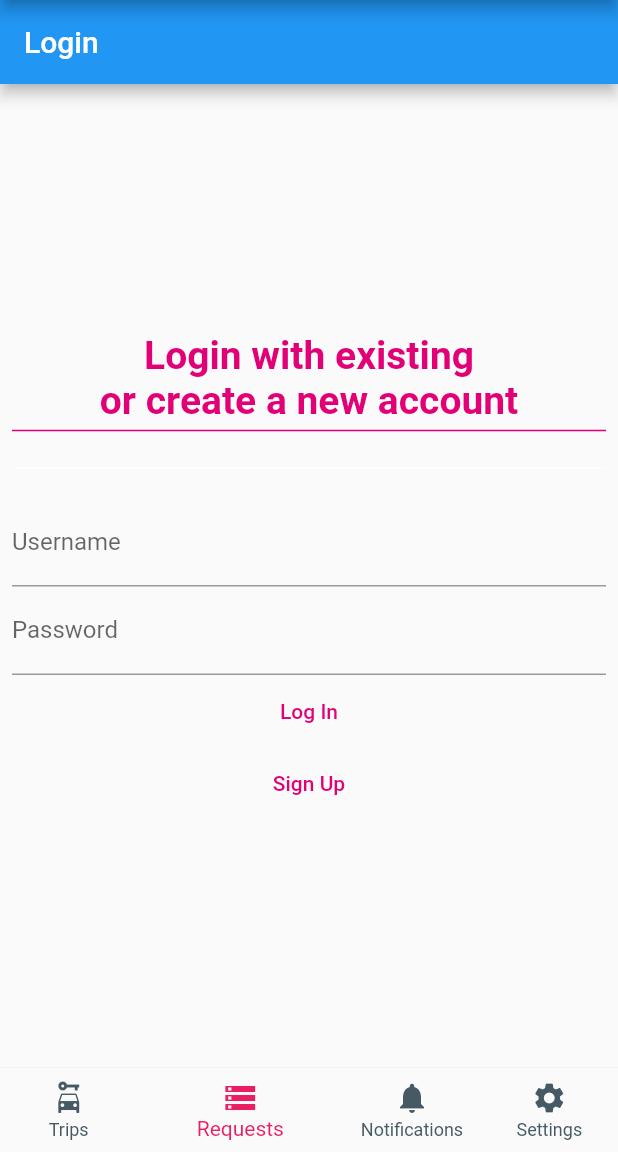
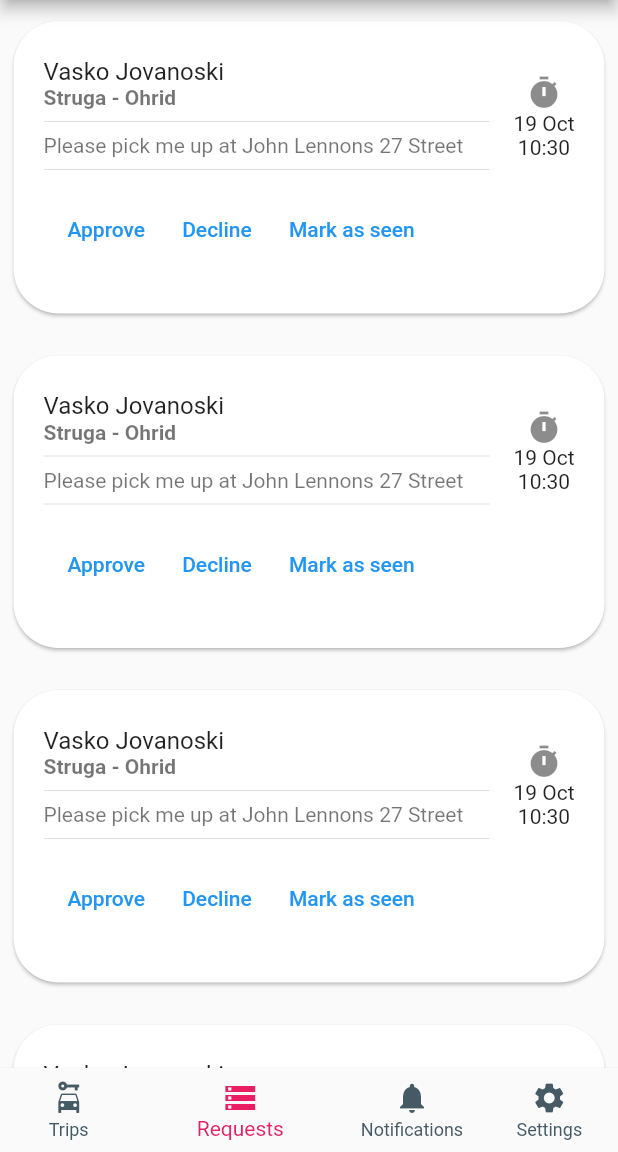
Before and after one commit to Vacika/najdiprevoz-flutter, a Flutter app: the screen it shows after launch, item 2 of the bottom bar chosen, on a phone screen of 412 x 824 dp, the part 84-1236 px from its top. Run offline on Flutter 3.47's test engine with Material 2 defaults, Android fonts, the phone set to English and light mode, and no system bars; our stand-ins replace flutter_secure_storage, numberpicker; generated files the repository leaves out were written again; Roboto replaces fonts that are missing (Georgia); key blocks and very long unbroken strings in the code were emptied for the run.

Commit message:
Reservation screen

```diff
--- a/lib/screens/home.screen.dart
+++ b/lib/screens/home.screen.dart
@@ -1,6 +1,6 @@
 import 'package:flutter/material.dart';
-import 'package:mobile_najdiprevoz/screens/login.screen.dart';
 import 'package:mobile_najdiprevoz/screens/notifications.screen.dart';
+import 'package:mobile_najdiprevoz/screens/requests.screen.dart';
 import 'package:mobile_najdiprevoz/screens/settings.screen.dart';
 import 'package:mobile_najdiprevoz/screens/trip-listing.screen.dart';
 
@@ -25,7 +25,7 @@ class HomeScreenState extends State<HomeScreen> {
       TextStyle(fontSize: 30, fontWeight: FontWeight.bold);
   List<Widget> screens = <Widget>[
     TripListingScreen(),
-    LoginScreen(),
+    ReservationRequestsScreenWidget(),
     NotificationsScreenWidget(),
     SettingScreen(),
   ];
--- /dev/null
+++ b/lib/screens/requests.screen.dart
@@ -0,0 +1,160 @@
+import 'package:flutter/cupertino.dart';
+import 'package:flutter/material.dart';
+import 'package:mobile_najdiprevoz/interfaces/reservation-request-full-response.dart';
+import 'package:mobile_najdiprevoz/shared-widgets/trip-card.dart';
+
+var MOCK_REQUESTS = <ReservationRequestFullResponse>[
+  new ReservationRequestFullResponse(
+      1,
+      'Vasko Jovanoski',
+      1,
+      ['Approve', 'Decline', 'Mark as seen'],
+      'Struga',
+      'Ohrid',
+      DateTime.now(),
+      'Doesnt Matter',
+      'PENDING',
+      'Please pick me up at John Lennons 27 Street',
+      1,
+      'ACTIVE'),
+  new ReservationRequestFullResponse(
+      1,
+      'Vasko Jovanoski',
+      1,
+      ['Approve', 'Decline', 'Mark as seen'],
+      'Struga',
+      'Ohrid',
+      DateTime.now(),
+      'Doesnt Matter',
+      'PENDING',
+      'Please pick me up at John Lennons 27 Street',
+      1,
+      'ACTIVE'),
+  new ReservationRequestFullResponse(
+      1,
+      'Vasko Jovanoski',
+      1,
+      ['Approve', 'Decline', 'Mark as seen'],
+      'Struga',
+      'Ohrid',
+      DateTime.now(),
+      'Doesnt Matter',
+      'PENDING',
+      'Please pick me up at John Lennons 27 Street',
+      1,
+      'ACTIVE'),
+  new ReservationRequestFullResponse(
+      1,
+      'Vasko Jovanoski',
+      1,
+      ['Approve', 'Decline', 'Mark as seen'],
+      'Struga',
+      'Ohrid',
+      DateTime.now(),
+      'Doesnt Matter',
+      'PENDING',
+      'Please pick me up at John Lennons 27 Street',
+      1,
+      'ACTIVE'),
+  new ReservationRequestFullResponse(
+      1,
+      'Vasko Jovanoski',
+      1,
+      ['Approve', 'Decline', 'Mark as seen'],
+      'Struga',
+      'Ohrid',
+      DateTime.now(),
+      'Doesnt Matter',
+      'PENDING',
+      'Please pick me up at John Lennons 27 Street',
+      1,
+      'ACTIVE')
+];
+
+class ReservationRequestsScreenWidget extends StatefulWidget {
+  @override
+  State<StatefulWidget> createState() {
+    // TODO: implement createState
+    return ReservationRequestsScreenStateWidget();
+  }
+}
+
+class ReservationRequestsScreenStateWidget
+    extends State<ReservationRequestsScreenWidget> {
+  List<ReservationRequestFullResponse> reservations = MOCK_REQUESTS;
+
+  @override
+  Widget build(BuildContext context) {
+    return Scaffold(
+        body: ListView(
+      children: reservations.map((e) => getReservationCard(e)).toList(),
+    ));
+  }
+
+  Widget getReservationCard(ReservationRequestFullResponse req) {
+    return Center(
+        child: Container(
+            padding: EdgeInsetsDirectional.fromSTEB(5, 10, 5, 10),
+            child: Card(
+                // margin: EdgeInsetsDirectional.fromSTEB(0, 10, 0, 10),
+                shape: RoundedRectangleBorder(
+                    borderRadius: BorderRadius.circular(30)),
+                child: Column(
+                  mainAxisSize: MainAxisSize.max,
+                  children: <Widget>[
+                    ListTile(
+                      contentPadding:
+                          EdgeInsetsDirectional.fromSTEB(20, 20, 20, 20),
+                      // leading: IconButton(
+                      //     onPressed: () {
+                      //       setState(() {
+                      //         // var updatedNotification = notifications.firstWhere((element) => element == notification);
+                      //         // updatedNotification.seen = !updatedNotification.seen;
+                      //         // notifications[notifications.indexOf(notification)] = updatedNotification;
+                      //       });
+                      //     },
+                      //     icon: Icon(
+                      //       !req.allowedActions.contains('MARK_AS_SEEN')
+                      //           ? Icons.notifications_none_rounded
+                      //           : Icons.notifications_active_rounded,
+                      //       color: req.requestStatus == 'PENDING'
+                      //           ? Colors.blueGrey[900]
+                      //           : Color.fromRGBO(225, 0, 117, 1),
+                      //     )),
+                      title: Text(req.requesterName),
+                      subtitle: Column(
+                          crossAxisAlignment: CrossAxisAlignment.start,
+                          mainAxisAlignment: MainAxisAlignment.start,
+                          children: [
+                            Text(
+                              req.fromLocation + ' - ' + req.toLocation,
+                              style: TextStyle(fontWeight: FontWeight.bold),
+                            ),
+                            Divider(),
+                            Text(req.additionalDescription),
+                            Divider(),
+                            Row(
+                              children: [
+                                getAllowedBtns(req)
+                              ],
+                            )
+                          ]),
+                      isThreeLine: true,
+                      trailing:
+                          Column(children: [departureTime(req.departureTime)]),
+                      // trailing: circleImage(notification),
+                      // trailing: Row(
+                      //   children: [Text('APPROVE')],
+                      // ),
+                    )
+                  ],
+                ))));
+  }
+
+  getAllowedBtns(ReservationRequestFullResponse req) {
+
+    return ButtonBar(
+      children: req.allowedActions.map((e) => TextButton(child: Text(e), onPressed: ()=>{})).toList()
+    );
+  }
+}
```
Also changed, not shown: 1 other file.
